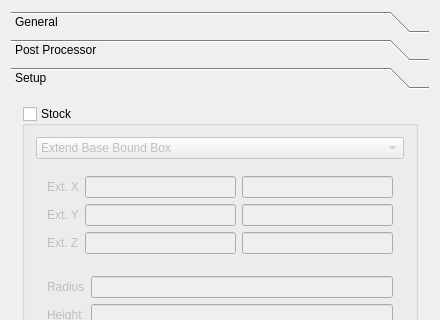
Before: the Qt Designer form src/Mod/Path/Gui/Resources/preferences/PathJob.ui in berndhahnebach/All_FreeCAD, drawn with Qt 5; both pictures show x 0 to 440 and y 0 to 320 of the 440 by 669 pixel window.
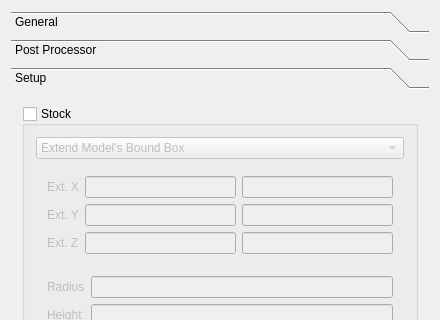
After: the same form once the commit is applied. Custom widgets are drawn as their Qt base class.

Commit message: Renamed stock from-base selection to clarify construction.

```diff
--- a/src/Mod/Path/Gui/Resources/preferences/PathJob.ui
+++ b/src/Mod/Path/Gui/Resources/preferences/PathJob.ui
@@ -370,7 +370,7 @@
             </item>
             <item>
              <property name="text">
-              <string>Extend Base Bound Box</string>
+              <string>Extend Model's Bound Box</string>
              </property>
             </item>
            </widget>
```
The commit also changes 1 other file.
